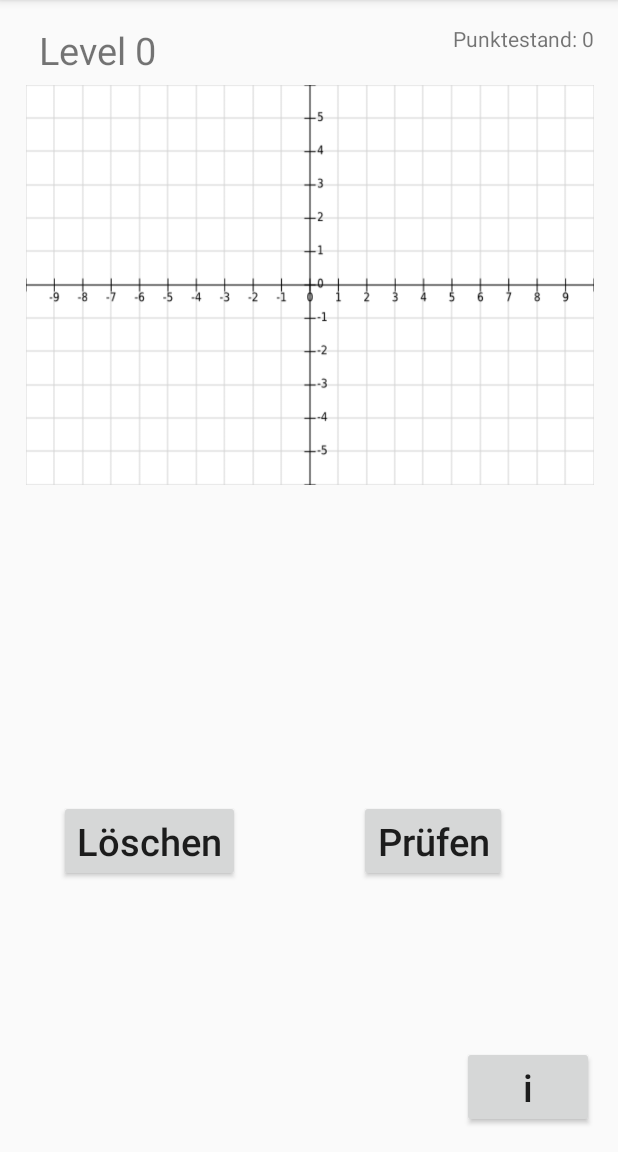
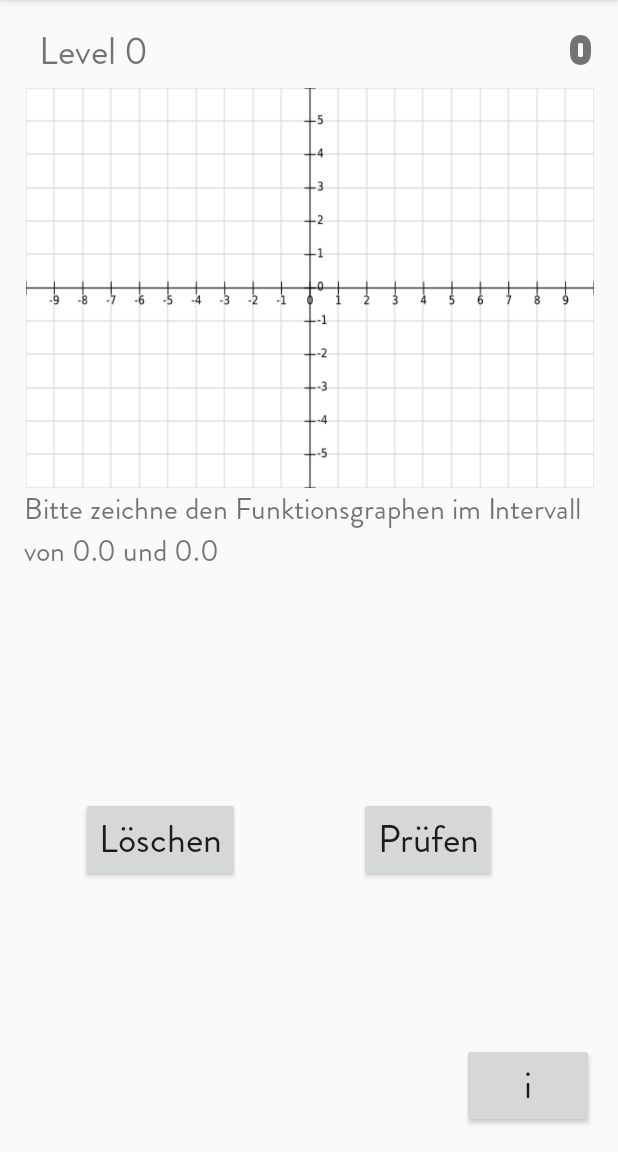
Before and after one commit to Kathixx/TanzDerFunktionen2, an Android app: the Spiel screen opened directly, with no data from a screen before it, after a tap on "Fertig", on a phone screen of 412 x 824 dp, the part 84-1236 px from its top. Run offline under Robolectric (Android 15) with nearby library versions, the phone set to English and light mode, and no system bars; 14 statements that could not run were skipped.

Commit message:
Intervallüberprüfung funktioniert

```diff
--- a/app/src/main/java/com/example/arabellaprivat/tanzderfunktionen/activities/Spiel.java
+++ b/app/src/main/java/com/example/arabellaprivat/tanzderfunktionen/activities/Spiel.java
@@ -7,6 +7,7 @@ import android.graphics.Bitmap;
 import android.graphics.Canvas;
 import android.graphics.Color;
 import android.graphics.Paint;
+import android.graphics.Typeface;
 import android.media.MediaPlayer;
 import android.os.SystemClock;
 import android.support.v7.app.AppCompatActivity;
@@ -32,6 +33,7 @@ import com.example.arabellaprivat.tanzderfunktionen.R;
 import com.example.arabellaprivat.tanzderfunktionen.checkAndDraw.Zeichenfläche;
 import com.example.arabellaprivat.tanzderfunktionen.database.Datasource;
 
+import java.lang.reflect.Array;
 import java.util.ArrayList;
 
 /**
@@ -137,6 +139,9 @@ public class Spiel extends AppCompatActivity {
         super.onCreate(savedInstanceState);
         setContentView(R.layout.activity_spiel);
 
+        FontChangeCrawler fontChanger = new FontChangeCrawler(getAssets(), "fonts/Brandon_reg.otf");
+        fontChanger.replaceFonts((ViewGroup)this.findViewById(android.R.id.content));
+
         // Variablen belegen
         b_info = (Button) findViewById(R.id.info);
         b_delete = (Button) findViewById(R.id.delete);
@@ -237,7 +242,10 @@ public class Spiel extends AppCompatActivity {
             if (levelinfo.get(i) != 200)
                 score += levelinfo.get(i);
         }
-        t_temp_score.setText("Punktestand: " + score);
+        // Punktestand
+        Typeface fontNumber = Typeface.createFromAsset(getAssets(),  "fonts/BAUHS93.TTF");
+        t_temp_score.setTypeface(fontNumber);
+        t_temp_score.setText( String.valueOf(score));
 
 
         // einzelne Strings des aktuellen Levels in dem TextARRAY abspeichern
@@ -248,8 +256,8 @@ public class Spiel extends AppCompatActivity {
         // parameters= getParameters(level, float_list);
         insertParameters(level, float_list);
         //TODO
-        double iMin= float_list.get(7);
-        double iMax= float_list.get(8);
+        double iMin= float_list.get(getiMin(level, float_list));
+        double iMax= float_list.get(getiMax(level, float_list));
         t_intervall.setText("Bitte zeichne den Funktionsgraphen im Intervall von "+ String.valueOf(iMin)+" und "+String.valueOf(iMax));
 
 
@@ -297,8 +305,7 @@ public class Spiel extends AppCompatActivity {
 
                 // Button zum Überprüfen der Funktion einschalten
                 b_check.setVisibility(View.VISIBLE);
-                // Text ausblenden
-                t_intervall.setVisibility(View.INVISIBLE);
+
 
                 //Toast als Hinweis, dass nun der Funktionsgraph eingezeichnet werden soll
                 Context context = getApplicationContext();
@@ -323,7 +330,7 @@ public class Spiel extends AppCompatActivity {
                 }
                 else {
 
-                   if (p.pathIsInIntervall(para)) {
+                   if (!p.pathIsInIntervall(para, t_intervall)) {
                         pathTooShort.showAtLocation(popupLayout3, Gravity.CENTER, 0, 0);
                    }
                     else {
@@ -586,6 +593,8 @@ public class Spiel extends AppCompatActivity {
         };
     }
 
+
+
     // disable Back-Button
     @Override
     public void onBackPressed(){}
@@ -711,13 +720,18 @@ public class Spiel extends AppCompatActivity {
         startActivity (intent);
     }
 
+    public int getiMin(int level, ArrayList<Float> fl){
+        return 7+((level-1)*9);
+    }
+
+    public int getiMax(int level, ArrayList<Float> fl){
+        return 8+((level-1)*9);
+    }
+
     @Override
     protected void onResume() {
         super.onResume();
 
-        // Text renschreiben
-        double iMin= para[7];
-        double iMax=para[8];
-        t_intervall.setText("Intervall von "+String.valueOf(iMin));
+
     }
 }
--- a/app/src/main/java/com/example/arabellaprivat/tanzderfunktionen/checkAndDraw/Zeichenfläche.java
+++ b/app/src/main/java/com/example/arabellaprivat/tanzderfunktionen/checkAndDraw/Zeichenfläche.java
@@ -154,8 +154,6 @@ public class Zeichenfläche extends View {
         }
     }
 
-    public boolean pathTooShort (){
-        return (pm.getLength()<500);
-    }
+
 
 }
--- a/app/src/main/java/com/example/arabellaprivat/tanzderfunktionen/database/DatabaseHelper.java
+++ b/app/src/main/java/com/example/arabellaprivat/tanzderfunktionen/database/DatabaseHelper.java
@@ -86,7 +86,7 @@ public class DatabaseHelper extends SQLiteOpenHelper {
             "INSERT INTO Level"+
                     "(level_level,function,hint,a,b,c,d,x1,x2,y,min,max) " +
                     "VALUES " +
-                    "(3, '3/(x-2)+1', 'Wie verhält sich der Graph für lim->0 ?', 3, 1, -2, 1, -1, 99, -0.5, -8,2);";
+                    "(3, '3/(x-2)+1', 'Wie verhält sich der Graph für lim->0 ?', 3, 1, -1,5, 1, -1, 99, -0.5, -8,2);";
     public static final String SQL_INSERTDB1_4 =
             "INSERT INTO Level"+
                     "(level_level,function,hint,a,b,c,d,x1,x2,y,min,max) " +
--- a/app/src/main/res/layout/activity_spiel.xml
+++ b/app/src/main/res/layout/activity_spiel.xml
@@ -28,7 +28,8 @@
         android:layout_height="wrap_content"
         app:srcCompat="@mipmap/ic_launcher"
         android:layout_below="@+id/functionText"
-        android:layout_alignStart="@+id/level" />
+        android:layout_alignStart="@+id/level"
+        />
 
     <TextView
         android:id="@+id/functionText"
@@ -45,6 +46,7 @@
         android:layout_height="wrap_content"
         android:layout_alignParentTop="true"
         android:layout_alignParentEnd="true"
+        android:textSize="30dp"
         android:id="@+id/temp_score" />
 
     <TextView
```
Also changed, not shown: app/src/main/java/com/example/arabellaprivat/tanzderfunktionen/checkAndDraw/Pruefung.java (+5 -3 lines).
